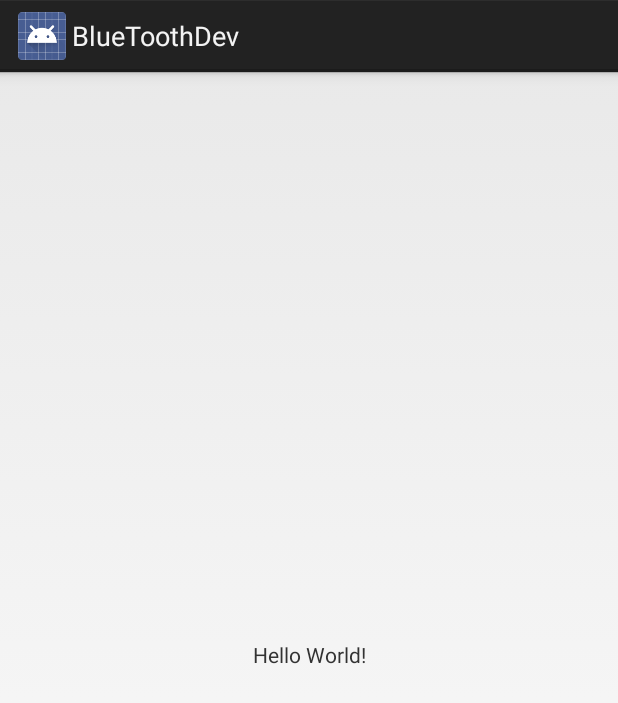
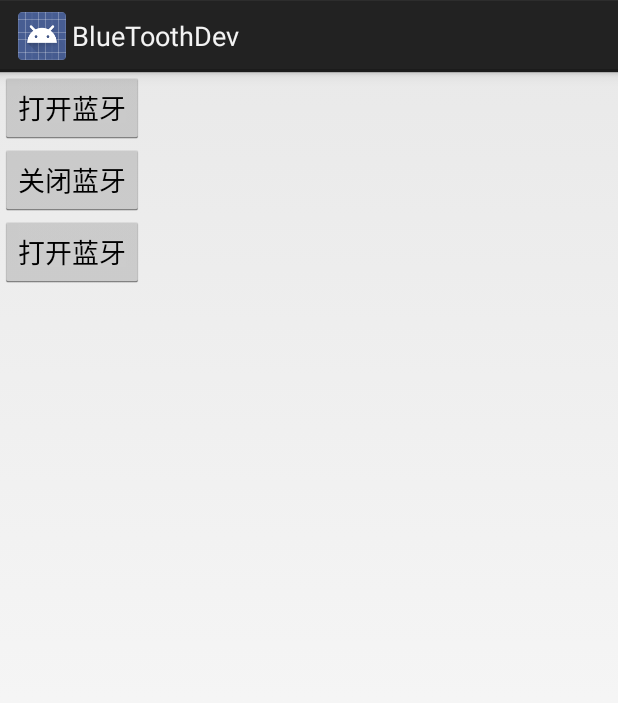
Before and after one commit to hongyang1657/BluetoothManager, an Android app: the screen it shows after launch (MainActivity), on a phone screen of 412 x 824 dp. Shown: the top 703 px of the screen. Run offline under Robolectric (Android 15) with nearby library versions, the phone set to English and light mode, and no system bars.

```diff
--- a/app/src/main/res/layout/activity_main.xml
+++ b/app/src/main/res/layout/activity_main.xml
@@ -1,18 +1,24 @@
 <?xml version="1.0" encoding="utf-8"?>
-<android.support.constraint.ConstraintLayout xmlns:android="http://schemas.android.com/apk/res/android"
-    xmlns:app="http://schemas.android.com/apk/res-auto"
+<LinearLayout xmlns:android="http://schemas.android.com/apk/res/android"
     xmlns:tools="http://schemas.android.com/tools"
+    android:orientation="vertical"
     android:layout_width="match_parent"
     android:layout_height="match_parent"
     tools:context="fitme.ai.bluetoothdev.MainActivity">
 
-    <TextView
+    <Button
+        android:id="@+id/bt_open"
+        android:text="打开蓝牙"
         android:layout_width="wrap_content"
-        android:layout_height="wrap_content"
-        android:text="Hello World!"
-        app:layout_constraintBottom_toBottomOf="parent"
-        app:layout_constraintLeft_toLeftOf="parent"
-        app:layout_constraintRight_toRightOf="parent"
-        app:layout_constraintTop_toTopOf="parent" />
-
-</android.support.constraint.ConstraintLayout>
+        android:layout_height="wrap_content" />
+    <Button
+        android:id="@+id/bt_close"
+        android:text="关闭蓝牙"
+        android:layout_width="wrap_content"
+        android:layout_height="wrap_content" />
+    <Button
+        android:id="@+id/bt_open"
+        android:text="打开蓝牙"
+        android:layout_width="wrap_content"
+        android:layout_height="wrap_content" />
+</LinearLayout>
```
Also changed, not shown: app/src/main/java/fitme/ai/bluetoothdev/utils/BlueToothManager.java (+74 -7 lines), app/src/main/java/fitme/ai/bluetoothdev/utils/L.java (added, +43 -0 lines).
